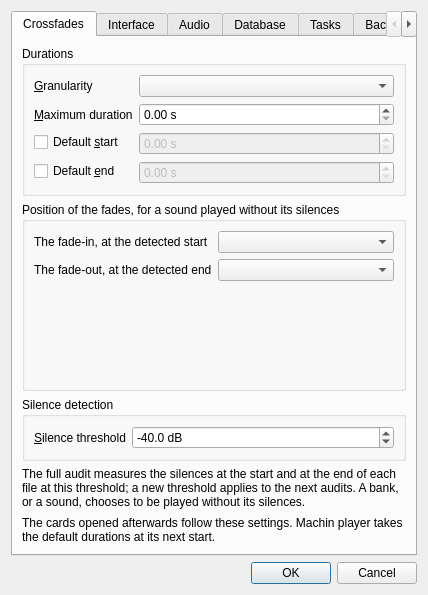
Above: src/machincast/interface/ui/preferences.ui from dascritch/machincast before the change. Below: the same form after it.
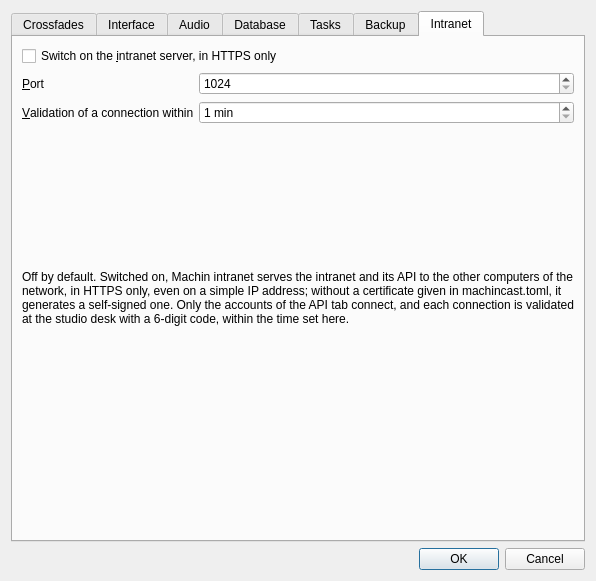
That is the form after the change. The open tabs and pages were chosen to show the change.

Commit message: feat(intranet): serveur HTTPS, éteint par défaut, et son certificat

Patch:
```diff
--- a/src/machincast/interface/ui/preferences.ui
+++ b/src/machincast/interface/ui/preferences.ui
@@ -767,6 +767,94 @@
        </item>
       </layout>
      </widget>
+     <widget class="QWidget" name="intranet_page">
+      <attribute name="title">
+       <string>Intranet</string>
+      </attribute>
+      <layout class="QVBoxLayout" name="intranet_layout">
+       <item>
+        <widget class="QCheckBox" name="intranet_enabled">
+         <property name="text">
+          <string>Switch on the &amp;intranet server, in HTTPS only</string>
+         </property>
+        </widget>
+       </item>
+       <item>
+        <layout class="QFormLayout" name="intranet_form">
+         <item row="0" column="0">
+          <widget class="QLabel" name="intranet_port_caption">
+           <property name="text">
+            <string>&amp;Port</string>
+           </property>
+           <property name="buddy">
+            <cstring>intranet_port</cstring>
+           </property>
+          </widget>
+         </item>
+         <item row="0" column="1">
+          <widget class="QSpinBox" name="intranet_port">
+           <property name="minimum">
+            <number>1024</number>
+           </property>
+           <property name="maximum">
+            <number>65535</number>
+           </property>
+          </widget>
+         </item>
+         <item row="1" column="0">
+          <widget class="QLabel" name="intranet_validation_caption">
+           <property name="text">
+            <string>&amp;Validation of a connection within</string>
+           </property>
+           <property name="buddy">
+            <cstring>intranet_validation</cstring>
+           </property>
+          </widget>
+         </item>
+         <item row="1" column="1">
+          <widget class="QSpinBox" name="intranet_validation">
+           <property name="suffix">
+            <string> min</string>
+           </property>
+           <property name="minimum">
+            <number>1</number>
+           </property>
+           <property name="maximum">
+            <number>1440</number>
+           </property>
+          </widget>
+         </item>
+        </layout>
+       </item>
+       <item>
+        <widget class="QLabel" name="intranet_explanation">
+         <property name="text">
+          <string>Off by default. Switched on, Machin intranet serves the intranet and its API to the other computers of the network, in HTTPS only, even on a simple IP address; without a certificate given in machincast.toml, it generates a self-signed one. Only the accounts of the API tab connect, and each connection is validated at the studio desk with a 6-digit code, within the time set here.</string>
+         </property>
+         <property name="wordWrap">
+          <bool>true</bool>
+         </property>
+        </widget>
+       </item>
+       <item>
+        <widget class="QLabel" name="intranet_addresses">
+         <property name="wordWrap">
+          <bool>true</bool>
+         </property>
+         <property name="textInteractionFlags">
+          <set>Qt::TextInteractionFlag::TextSelectableByMouse</set>
+         </property>
+        </widget>
+       </item>
+       <item>
+        <spacer name="intranet_space">
+         <property name="orientation">
+          <enum>Qt::Orientation::Vertical</enum>
+         </property>
+        </spacer>
+       </item>
+      </layout>
+     </widget>
     </widget>
    </item>
    <item>
```
The commit also changes 32 other files.
